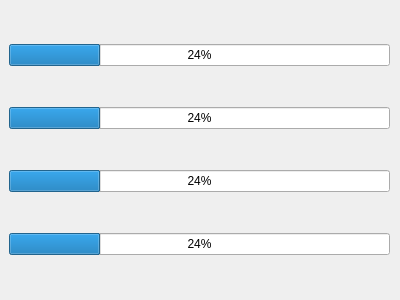
Old version of the form rqt_mypkg/ui/tactilebar.ui in the repository tashiwater/wiping.
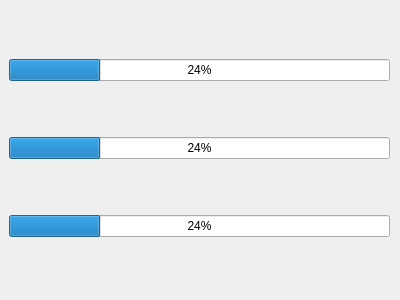
New version of the form.

```diff
--- a/rqt_mypkg/ui/tactilebar.ui
+++ b/rqt_mypkg/ui/tactilebar.ui
@@ -44,13 +44,6 @@
       </property>
      </widget>
     </item>
-    <item>
-     <widget class="QProgressBar" name="progressBar_4">
-      <property name="value">
-       <number>24</number>
-      </property>
-     </widget>
-    </item>
    </layout>
   </widget>
  </widget>
```
